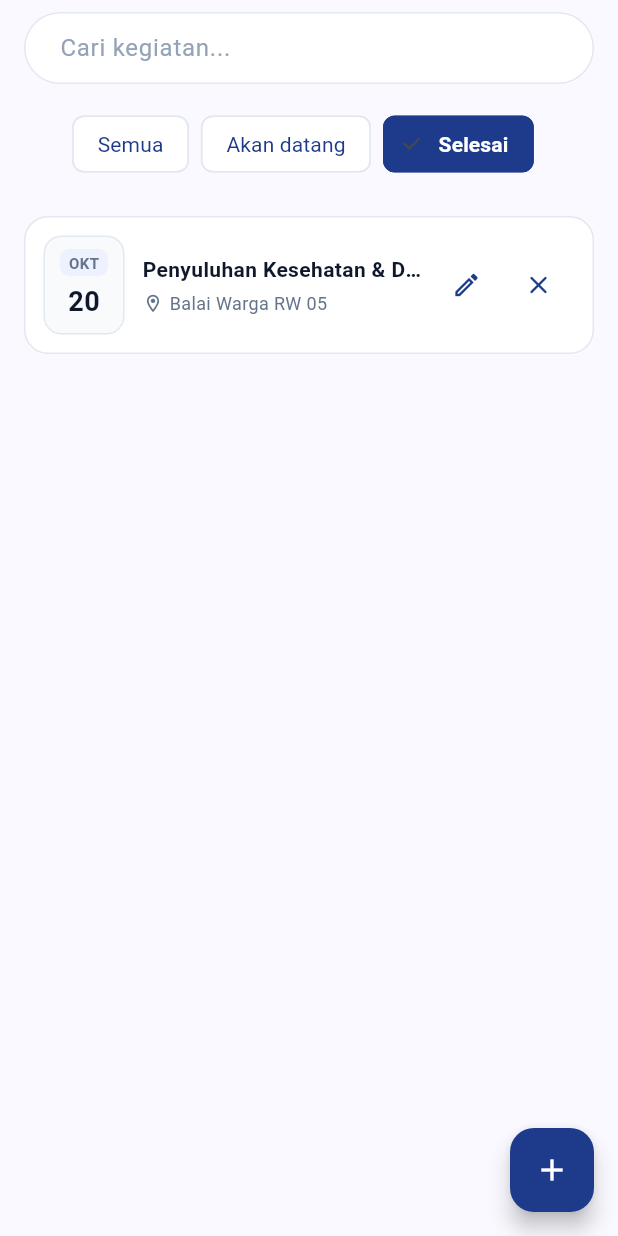
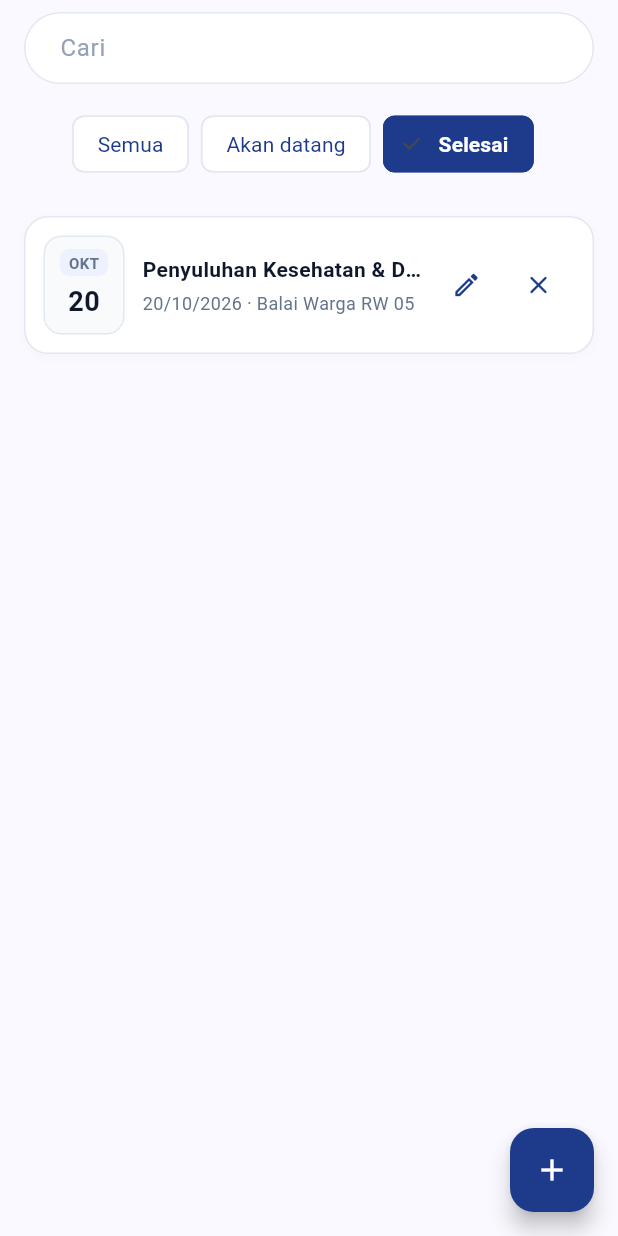
Before and after one commit to kelompok4-KH002/KarangKita, a Flutter app: the HalamanKegiatanAdmin screen opened directly, after a tap on "Akan datang", after a tap on "Selesai", on a phone screen of 412 x 824 dp. Run offline on Flutter 3.47's test engine with Material 3 defaults, Android fonts, the phone set to English and light mode, and no system bars; our stand-ins replace cloud_firestore, firebase_auth, firebase_core, image_picker; accounts and stored records are empty.

Commit message:
presisikan UI kelola kegiatan sesuai mockup figma

```diff
--- a/lib/kegiatan/admin/halaman/halaman_kegiatan_admin.dart
+++ b/lib/kegiatan/admin/halaman/halaman_kegiatan_admin.dart
@@ -146,7 +146,7 @@ class _HalamanKegiatanAdminState extends State<HalamanKegiatanAdmin> {
               controller: _searchController,
               onChanged: (_) => setState(() {}),
               decoration: InputDecoration(
-                hintText: 'Cari kegiatan...',
+                hintText: 'Cari',
                 hintStyle: const TextStyle(color: AppColors.textMuted),
                 contentPadding: const EdgeInsets.symmetric(horizontal: 20, vertical: 12),
                 filled: true,
@@ -199,7 +199,7 @@ class _HalamanKegiatanAdminState extends State<HalamanKegiatanAdmin> {
             ),
           ),
 
-          // Cards list dengan Date Badge
+          // List Cards dengan Date Badge Sesuai Mockup Figma
           Expanded(
             child: list.isEmpty
                 ? Center(
@@ -220,6 +220,13 @@ class _HalamanKegiatanAdminState extends State<HalamanKegiatanAdmin> {
                           color: AppColors.surface,
                           borderRadius: BorderRadius.circular(16),
                           border: Border.all(color: AppColors.cardBorder),
+                          boxShadow: [
+                            BoxShadow(
+                              color: Colors.black.withOpacity(0.02),
+                              blurRadius: 6,
+                              offset: const Offset(0, 2),
+                            ),
+                          ],
                         ),
                         child: Row(
                           children: [
@@ -243,26 +250,14 @@ class _HalamanKegiatanAdminState extends State<HalamanKegiatanAdmin> {
                                     overflow: TextOverflow.ellipsis,
                                   ),
                                   const SizedBox(height: 4),
-                                  Row(
-                                    children: [
-                                      const Icon(
-                                        Icons.location_on_outlined,
-                                        size: 14,
-                                        color: AppColors.textSecondary,
-                                      ),
-                                      const SizedBox(width: 4),
-                                      Expanded(
-                                        child: Text(
-                                          item.lokasi,
+                                  Text(
+                                    '${item.tanggal.day}/${item.tanggal.month}/${item.tanggal.year} · ${item.lokasi}',
                                     style: const TextStyle(
                                       fontSize: 12,
                                       color: AppColors.textSecondary,
                                     ),
                                     maxLines: 1,
                                     overflow: TextOverflow.ellipsis,
-                                        ),
-                                      ),
-                                    ],
                                   ),
                                 ],
                               ),
```
Lines whose indentation alone changed are shown as unchanged.
